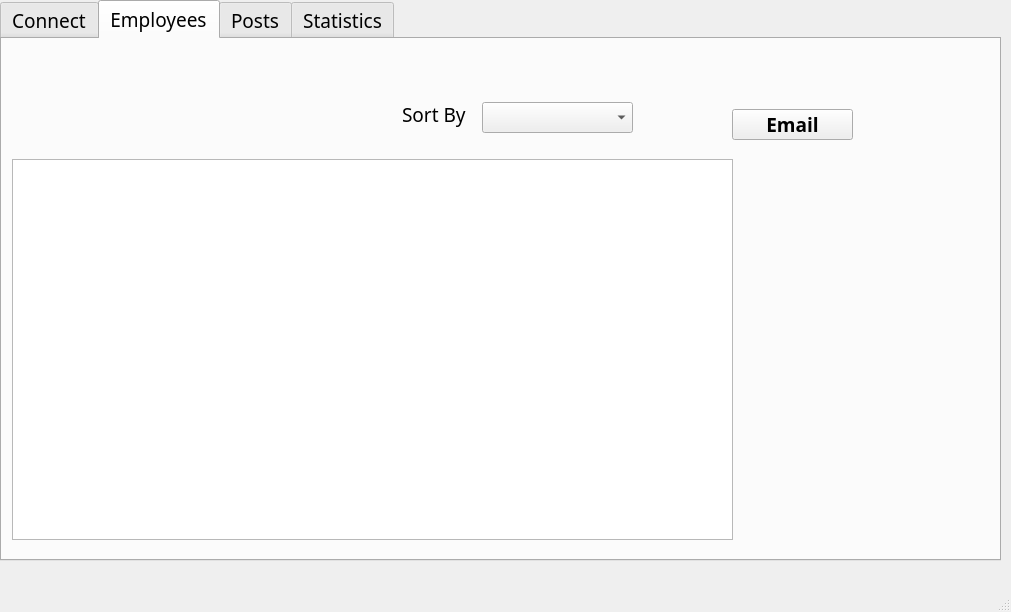
Old version of the form MFactory/mainwindow.ui in the repository Leonardo580/Smart_Factory_2A11.
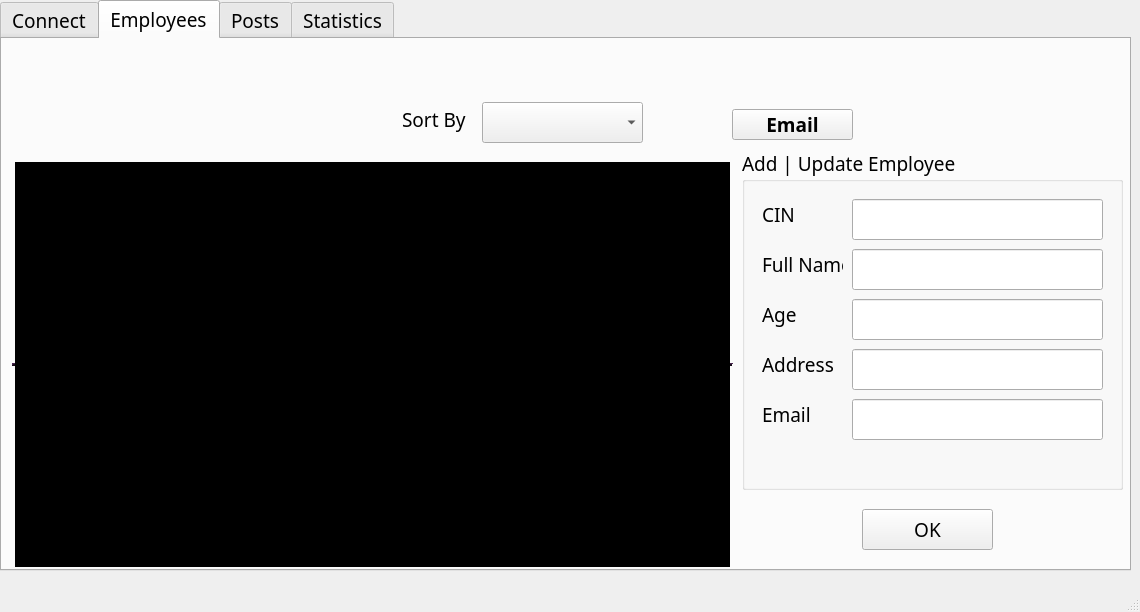
New version of the form.

Diff of the .ui file:
```diff
--- a/MFactory/mainwindow.ui
+++ b/MFactory/mainwindow.ui
@@ -6,7 +6,7 @@
    <rect>
     <x>0</x>
     <y>0</y>
-    <width>1011</width>
+    <width>1140</width>
     <height>612</height>
    </rect>
   </property>
@@ -45,8 +45,8 @@
      <rect>
       <x>0</x>
       <y>0</y>
-      <width>1001</width>
-      <height>561</height>
+      <width>1131</width>
+      <height>571</height>
      </rect>
     </property>
     <property name="sizePolicy">
@@ -210,9 +210,463 @@
         <x>10</x>
         <y>120</y>
         <width>721</width>
-        <height>381</height>
+        <height>411</height>
        </rect>
       </property>
+      <property name="palette">
+       <palette>
+        <active>
+         <colorrole role="WindowText">
+          <brush brushstyle="SolidPattern">
+           <color alpha="255">
+            <red>255</red>
+            <green>255</green>
+            <blue>255</blue>
+           </color>
+          </brush>
+         </colorrole>
+         <colorrole role="Button">
+          <brush brushstyle="SolidPattern">
+           <color alpha="255">
+            <red>48</red>
+            <green>25</green>
+            <blue>52</blue>
+           </color>
+          </brush>
+         </colorrole>
+         <colorrole role="Light">
+          <brush brushstyle="SolidPattern">
+           <color alpha="255">
+            <red>72</red>
+            <green>37</green>
+            <blue>78</blue>
+           </color>
+          </brush>
+         </colorrole>
+         <colorrole role="Midlight">
+          <brush brushstyle="SolidPattern">
+           <color alpha="255">
+            <red>60</red>
+            <green>31</green>
+            <blue>65</blue>
+           </color>
+          </brush>
+         </colorrole>
+         <colorrole role="Dark">
+          <brush brushstyle="SolidPattern">
+           <color alpha="255">
+            <red>24</red>
+            <green>12</green>
+            <blue>26</blue>
+           </color>
+          </brush>
+         </colorrole>
+         <colorrole role="Mid">
+          <brush brushstyle="SolidPattern">
+           <color alpha="255">
+            <red>32</red>
+            <green>17</green>
+            <blue>35</blue>
+           </color>
+          </brush>
+         </colorrole>
+         <colorrole role="Text">
+          <brush brushstyle="SolidPattern">
+           <color alpha="255">
+            <red>255</red>
+            <green>255</green>
+            <blue>255</blue>
+           </color>
+          </brush>
+         </colorrole>
+         <colorrole role="BrightText">
+          <brush brushstyle="SolidPattern">
+           <color alpha="255">
+            <red>255</red>
+            <green>255</green>
+            <blue>255</blue>
+           </color>
+          </brush>
+         </colorrole>
+         <colorrole role="ButtonText">
+          <brush brushstyle="SolidPattern">
+           <color alpha="255">
+            <red>255</red>
+            <green>255</green>
+            <blue>255</blue>
+           </color>
+          </brush>
+         </colorrole>
+         <colorrole role="Base">
+          <brush brushstyle="SolidPattern">
+           <color alpha="255">
+            <red>0</red>
+            <green>0</green>
+            <blue>0</blue>
+           </color>
+          </brush>
+         </colorrole>
+         <colorrole role="Window">
+          <brush brushstyle="SolidPattern">
+           <color alpha="255">
+            <red>48</red>
+            <green>25</green>
+            <blue>52</blue>
+           </color>
+          </brush>
+         </colorrole>
+         <colorrole role="Shadow">
+          <brush brushstyle="SolidPattern">
+           <color alpha="255">
+            <red>0</red>
+            <green>0</green>
+            <blue>0</blue>
+           </color>
+          </brush>
+         </colorrole>
+         <colorrole role="AlternateBase">
+          <brush brushstyle="SolidPattern">
+           <color alpha="255">
+            <red>24</red>
+            <green>12</green>
+            <blue>26</blue>
+           </color>
+          </brush>
+         </colorrole>
+         <colorrole role="ToolTipBase">
+          <brush brushstyle="SolidPattern">
+           <color alpha="255">
+            <red>255</red>
+            <green>255</green>
+            <blue>220</blue>
+           </color>
+          </brush>
+         </colorrole>
+         <colorrole role="ToolTipText">
+          <brush brushstyle="SolidPattern">
+           <color alpha="255">
+            <red>0</red>
+            <green>0</green>
+            <blue>0</blue>
+           </color>
+          </brush>
+         </colorrole>
+         <colorrole role="PlaceholderText">
+          <brush brushstyle="SolidPattern">
+           <color alpha="128">
+            <red>255</red>
+            <green>255</green>
+            <blue>255</blue>
+           </color>
+          </brush>
+         </colorrole>
+        </active>
+        <inactive>
+         <colorrole role="WindowText">
+          <brush brushstyle="SolidPattern">
+           <color alpha="255">
+            <red>255</red>
+            <green>255</green>
+            <blue>255</blue>
+           </color>
+          </brush>
+         </colorrole>
+         <colorrole role="Button">
+          <brush brushstyle="SolidPattern">
+           <color alpha="255">
+            <red>48</red>
+            <green>25</green>
+            <blue>52</blue>
+           </color>
+          </brush>
+         </colorrole>
+         <colorrole role="Light">
+          <brush brushstyle="SolidPattern">
+           <color alpha="255">
+            <red>72</red>
+            <green>37</green>
+            <blue>78</blue>
+           </color>
+          </brush>
+         </colorrole>
+         <colorrole role="Midlight">
+          <brush brushstyle="SolidPattern">
+           <color alpha="255">
+            <red>60</red>
+            <green>31</green>
+            <blue>65</blue>
+           </color>
+          </brush>
+         </colorrole>
+         <colorrole role="Dark">
+          <brush brushstyle="SolidPattern">
+           <color alpha="255">
+            <red>24</red>
+            <green>12</green>
+            <blue>26</blue>
+           </color>
+          </brush>
+         </colorrole>
+         <colorrole role="Mid">
+          <brush brushstyle="SolidPattern">
+           <color alpha="255">
+            <red>32</red>
+            <green>17</green>
+            <blue>35</blue>
+           </color>
+          </brush>
+         </colorrole>
+         <colorrole role="Text">
+          <brush brushstyle="SolidPattern">
+           <color alpha="255">
+            <red>255</red>
+            <green>255</green>
+            <blue>255</blue>
+           </color>
+          </brush>
+         </colorrole>
+         <colorrole role="BrightText">
+          <brush brushstyle="SolidPattern">
+           <color alpha="255">
+            <red>255</red>
+            <green>255</green>
+            <blue>255</blue>
+           </color>
+          </brush>
+         </colorrole>
+         <colorrole role="ButtonText">
+          <brush brushstyle="SolidPattern">
+           <color alpha="255">
+            <red>255</red>
+            <green>255</green>
+            <blue>255</blue>
+           </color>
+          </brush>
+         </colorrole>
+         <colorrole role="Base">
+          <brush brushstyle="SolidPattern">
+           <color alpha="255">
+            <red>0</red>
+            <green>0</green>
+            <blue>0</blue>
+           </color>
+          </brush>
+         </colorrole>
+         <colorrole role="Window">
+          <brush brushstyle="SolidPattern">
+           <color alpha="255">
+            <red>48</red>
+            <green>25</green>
+            <blue>52</blue>
+           </color>
+          </brush>
+         </colorrole>
+         <colorrole role="Shadow">
+          <brush brushstyle="SolidPattern">
+           <color alpha="255">
+            <red>0</red>
+            <green>0</green>
+            <blue>0</blue>
+           </color>
+          </brush>
+         </colorrole>
+         <colorrole role="AlternateBase">
+          <brush brushstyle="SolidPattern">
+           <color alpha="255">
+            <red>24</red>
+            <green>12</green>
+            <blue>26</blue>
+           </color>
+          </brush>
+         </colorrole>
+         <colorrole role="ToolTipBase">
+          <brush brushstyle="SolidPattern">
+           <color alpha="255">
+            <red>255</red>
+            <green>255</green>
+            <blue>220</blue>
+           </color>
+          </brush>
+         </colorrole>
+         <colorrole role="ToolTipText">
+          <brush brushstyle="SolidPattern">
+           <color alpha="255">
+            <red>0</red>
+            <green>0</green>
+            <blue>0</blue>
+           </color>
+          </brush>
+         </colorrole>
+         <colorrole role="PlaceholderText">
+          <brush brushstyle="SolidPattern">
+           <color alpha="128">
+            <red>255</red>
+            <green>255</green>
+            <blue>255</blue>
+           </color>
+          </brush>
+         </colorrole>
+        </inactive>
+        <disabled>
+         <colorrole role="WindowText">
+          <brush brushstyle="SolidPattern">
+           <color alpha="255">
+            <red>24</red>
+            <green>12</green>
+            <blue>26</blue>
+           </color>
+          </brush>
+         </colorrole>
+         <colorrole role="Button">
+          <brush brushstyle="SolidPattern">
+           <color alpha="255">
+            <red>48</red>
+            <green>25</green>
+            <blue>52</blue>
+           </color>
+          </brush>
+         </colorrole>
+         <colorrole role="Light">
+          <brush brushstyle="SolidPattern">
+           <color alpha="255">
+            <red>72</red>
+            <green>37</green>
+            <blue>78</blue>
+           </color>
+          </brush>
+         </colorrole>
+         <colorrole role="Midlight">
+          <brush brushstyle="SolidPattern">
+           <color alpha="255">
+            <red>60</red>
+            <green>31</green>
+            <blue>65</blue>
+           </color>
+          </brush>
+         </colorrole>
+         <colorrole role="Dark">
+          <brush brushstyle="SolidPattern">
+           <color alpha="255">
+            <red>24</red>
+            <green>12</green>
+            <blue>26</blue>
+           </color>
+          </brush>
+         </colorrole>
+         <colorrole role="Mid">
+          <brush brushstyle="SolidPattern">
+           <color alpha="255">
+            <red>32</red>
+            <green>17</green>
+            <blue>35</blue>
+           </color>
+          </brush>
+         </colorrole>
+         <colorrole role="Text">
+          <brush brushstyle="SolidPattern">
+           <color alpha="255">
+            <red>24</red>
+            <green>12</green>
+            <blue>26</blue>
+           </color>
+          </brush>
+         </colorrole>
+         <colorrole role="BrightText">
+          <brush brushstyle="SolidPattern">
+           <color alpha="255">
+            <red>255</red>
+            <green>255</green>
+            <blue>255</blue>
+           </color>
+          </brush>
+         </colorrole>
+         <colorrole role="ButtonText">
+          <brush brushstyle="SolidPattern">
+           <color alpha="255">
+            <red>24</red>
+            <green>12</green>
+            <blue>26</blue>
+           </color>
+          </brush>
+         </colorrole>
+         <colorrole role="Base">
+          <brush brushstyle="SolidPattern">
+           <color alpha="255">
+            <red>48</red>
+            <green>25</green>
+            <blue>52</blue>
+           </color>
+          </brush>
+         </colorrole>
+         <colorrole role="Window">
+          <brush brushstyle="SolidPattern">
+           <color alpha="255">
+            <red>48</red>
+            <green>25</green>
+            <blue>52</blue>
+           </color>
+          </brush>
+         </colorrole>
+         <colorrole role="Shadow">
+          <brush brushstyle="SolidPattern">
+           <color alpha="255">
+            <red>0</red>
+            <green>0</green>
+            <blue>0</blue>
+           </color>
+          </brush>
+         </colorrole>
+         <colorrole role="AlternateBase">
+          <brush brushstyle="SolidPattern">
+           <color alpha="255">
+            <red>48</red>
+            <green>25</green>
+            <blue>52</blue>
+           </color>
+          </brush>
+         </colorrole>
+         <colorrole role="ToolTipBase">
+          <brush brushstyle="SolidPattern">
+           <color alpha="255">
+            <red>255</red>
+            <green>255</green>
+            <blue>220</blue>
+           </color>
+          </brush>
+         </colorrole>
+         <colorrole role="ToolTipText">
+          <brush brushstyle="SolidPattern">
+           <color alpha="255">
+            <red>0</red>
+            <green>0</green>
+            <blue>0</blue>
+           </color>
+          </brush>
+         </colorrole>
+         <colorrole role="PlaceholderText">
+          <brush brushstyle="SolidPattern">
+           <color alpha="128">
+            <red>255</red>
+            <green>255</green>
+            <blue>255</blue>
+           </color>
+          </brush>
+         </colorrole>
+        </disabled>
+       </palette>
+      </property>
+      <property name="styleSheet">
+       <string notr="true"/>
+      </property>
+      <property name="frameShape">
+       <enum>QFrame::HLine</enum>
+      </property>
+      <property name="frameShadow">
+       <enum>QFrame::Raised</enum>
+      </property>
+      <property name="midLineWidth">
+       <number>1</number>
+      </property>
      </widget>
      <widget class="QPushButton" name="pushButton_2">
       <property name="geometry">
@@ -305,7 +759,7 @@
         <x>400</x>
         <y>60</y>
         <width>91</width>
-        <height>31</height>
+        <height>41</height>
        </rect>
       </property>
       <property name="text">
@@ -317,8 +771,8 @@
        <rect>
         <x>480</x>
         <y>63</y>
-        <width>151</width>
-        <height>31</height>
+        <width>161</width>
+        <height>41</height>
        </rect>
       </property>
       <item>
@@ -342,6 +796,150 @@
        </property>
       </item>
      </widget>
+     <widget class="QGroupBox" name="groupBox_2">
+      <property name="geometry">
+       <rect>
+        <x>740</x>
+        <y>110</y>
+        <width>381</width>
+        <height>341</height>
+       </rect>
+      </property>
+      <property name="title">
+       <string>Add | Update Employee</string>
+      </property>
+      <widget class="QLabel" name="label_3">
+       <property name="geometry">
+        <rect>
+         <x>20</x>
+         <y>50</y>
+         <width>81</width>
+         <height>31</height>
+        </rect>
+       </property>
+       <property name="text">
+        <string>CIN</string>
+       </property>
+      </widget>
+      <widget class="QLabel" name="label_4">
+       <property name="geometry">
+        <rect>
+         <x>20</x>
+         <y>100</y>
+         <width>81</width>
+         <height>31</height>
+        </rect>
+       </property>
+       <property name="text">
+        <string>Full Name</string>
+       </property>
+      </widget>
+      <widget class="QLabel" name="label_5">
+       <property name="geometry">
+        <rect>
+         <x>20</x>
+         <y>150</y>
+         <width>81</width>
+         <height>31</height>
+        </rect>
+       </property>
+       <property name="text">
+        <string>Age</string>
+       </property>
+      </widget>
+      <widget class="QLabel" name="label_10">
+       <property name="geometry">
+        <rect>
+         <x>20</x>
+         <y>200</y>
+         <width>81</width>
+         <height>31</height>
+        </rect>
+       </property>
+       <property name="text">
+        <string>Address</string>
+       </property>
+      </widget>
+      <widget class="QLabel" name="label_11">
+       <property name="geometry">
+        <rect>
+         <x>20</x>
+         <y>250</y>
+         <width>81</width>
+         <height>31</height>
+        </rect>
+       </property>
+       <property name="text">
+        <string>Email</string>
+       </property>
+      </widget>
+      <widget class="QLineEdit" name="Email_Employee_text">
+       <property name="geometry">
+        <rect>
+         <x>110</x>
+         <y>250</y>
+         <width>251</width>
+         <height>41</height>
+        </rect>
+       </property>
+      </widget>
+      <widget class="QLineEdit" name="Name_Employee_text">
+       <property name="geometry">
+        <rect>
+         <x>110</x>
+         <y>100</y>
+         <width>251</width>
+         <height>41</height>
+        </rect>
+       </property>
+      </widget>
+      <widget class="QLineEdit" name="Age_Employee_text">
+       <property name="geometry">
+        <rect>
+         <x>110</x>
+         <y>150</y>
+         <width>251</width>
+         <height>41</height>
+        </rect>
+       </property>
+      </widget>
+      <widget class="QLineEdit" name="CIN_Employee_text">
+       <property name="geometry">
+        <rect>
+         <x>110</x>
+         <y>50</y>
+         <width>251</width>
+         <height>41</height>
+        </rect>
+       </property>
+      </widget>
+      <widget class="QLineEdit" name="Address_Employee_text">
+       <property name="geometry">
+        <rect>
+         <x>110</x>
+         <y>200</y>
+         <width>251</width>
+         <height>41</height>
+        </rect>
+       </property>
+      </widget>
+     </widget>
+     <widget class="QPushButton" name="pushButton">
+      <property name="geometry">
+       <rect>
+        <x>860</x>
+        <y>470</y>
+        <width>131</width>
+        <height>41</height>
+       </rect>
+      </property>
+      <property name="styleSheet">
+       <string notr="true"/>
+      </property>
+      <property name="text">
+       <string>OK</string>
+      </property>
+     </widget>
     </widget>
     <widget class="QWidget" name="Posts">
      <property name="accessibleName">
```
Left out of the diff: 2 changed lines with no effect on the pictures.
